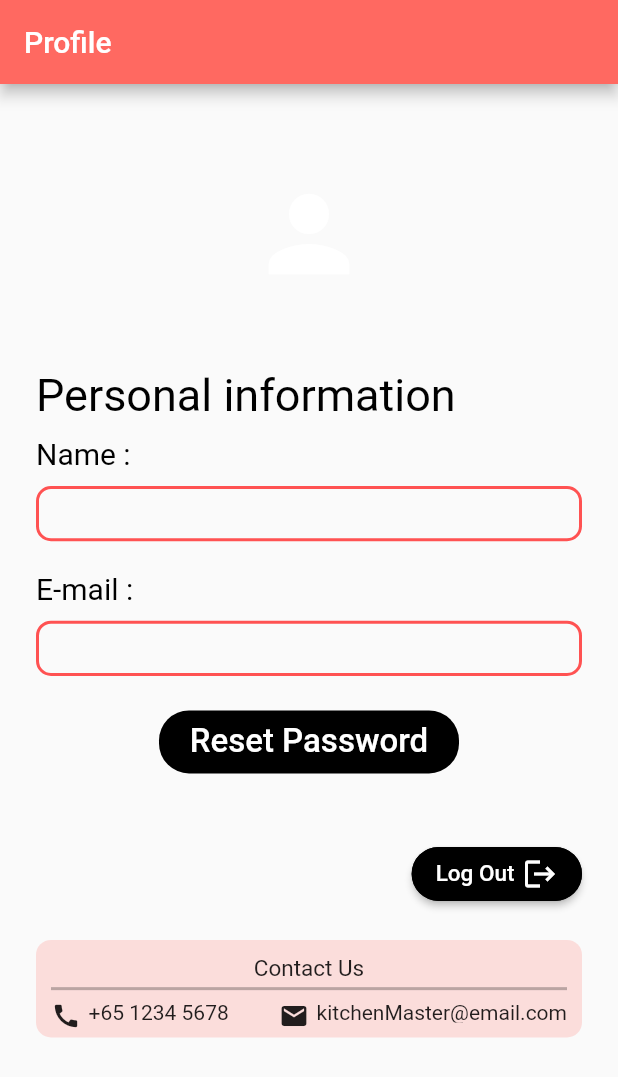
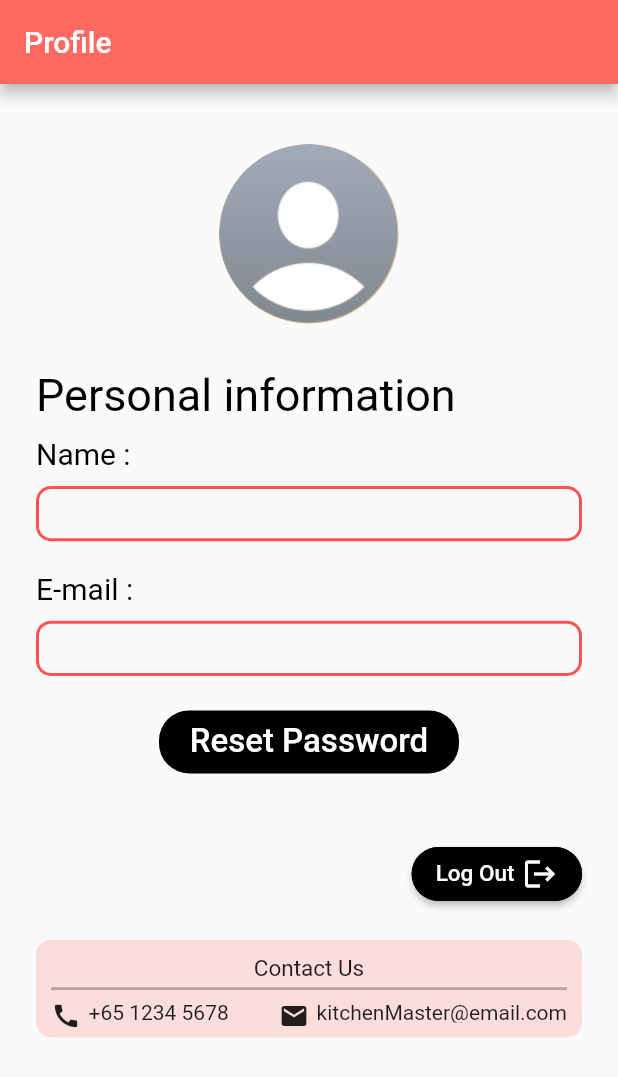
Before and after one commit to Nipun1212/KitchenMaster, a Flutter app: the ProfilePage screen opened directly, on a phone screen of 412 x 824 dp. Shown: the top 1077 px of the screen. Run offline on Flutter 3.47's test engine with Material 2 defaults, Android fonts, the phone set to English and light mode, and no system bars; our stand-ins replace cloud_firestore, firebase_auth, firebase_core, firebase_storage, flutter_local_notifications, image_picker and 2 more; missing offline and left inert: favorite_button, filter_list; accounts and stored records are empty; network calls fail; Roboto replaces fonts that are missing (IM FELL English SC, Iceland).

Commit message:
profile pic circular  ui

```diff
--- a/kitchenmaster/lib/profile.dart
+++ b/kitchenmaster/lib/profile.dart
@@ -145,10 +145,11 @@ class _ProfilePageState extends State<ProfilePage> {
                   decoration: const BoxDecoration(
                     borderRadius: BorderRadius.all(Radius.circular(20))
                   ),
-                    child: ClipOval(
-                    child: imageUrl == "" ? const Icon(
-                      Icons.person, size: 80, color: Colors.white,
-                      ) : Image.network(imageUrl,  width: 120,
+                  child: ClipOval(
+                    child: imageUrl == "" ?  CircleAvatar
+                      (child: Image.asset('assets/images/anonymous.png'),
+                        radius: 100
+                    ) : Image.network(imageUrl,  width: 120,
                       height: 120,
                       fit: BoxFit.cover,),
 
--- a/kitchenmaster/pubspec.yaml
+++ b/kitchenmaster/pubspec.yaml
@@ -71,6 +71,7 @@ flutter:
   assets:
     - assets/logo.png
     - assets/rectangle.png
+    - assets/images/anonymous.png
 
   # To add assets to your application, add an assets section, like this:
   # assets:
```
